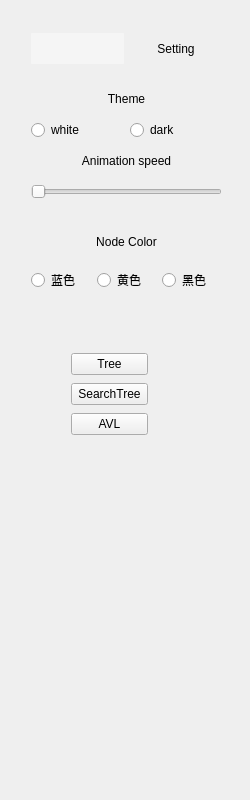
JunNanLYS/Data-SGV, file ui/TreeSetting.ui: the form before one commit.
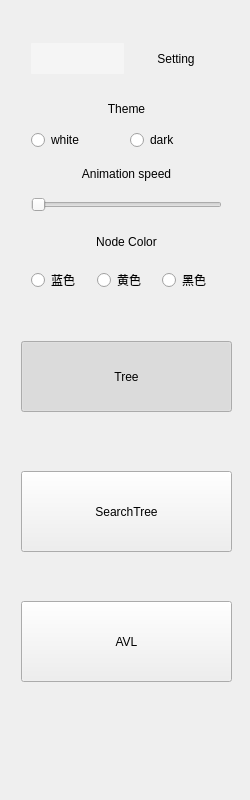
The form after the commit. Icons and pictures are not drawn. Custom widgets are drawn as their Qt base class.

Diff of the .ui file:
```diff
--- a/ui/TreeSetting.ui
+++ b/ui/TreeSetting.ui
@@ -49,11 +49,11 @@
         <height>782</height>
        </rect>
       </property>
-      <widget class="QWidget" name="">
+      <widget class="QWidget" name="layoutWidget">
        <property name="geometry">
         <rect>
          <x>20</x>
-         <y>10</y>
+         <y>20</y>
          <width>191</width>
          <height>181</height>
         </rect>
@@ -163,15 +163,6 @@
           </item>
           <item>
            <widget class="StyleSlider" name="slider_animation">
-            <property name="minimumSize">
-             <size>
-              <width>0</width>
-              <height>21</height>
-             </size>
-            </property>
-            <property name="styleSheet">
-             <string notr="true"/>
-            </property>
             <property name="orientation">
              <enum>Qt::Horizontal</enum>
             </property>
@@ -181,7 +172,7 @@
         </item>
        </layout>
       </widget>
-      <widget class="QWidget" name="">
+      <widget class="QWidget" name="layoutWidget">
        <property name="geometry">
         <rect>
          <x>20</x>
@@ -231,38 +222,80 @@
         </item>
        </layout>
       </widget>
-      <widget class="QWidget" name="">
+      <widget class="StyleButton" name="button_avl">
        <property name="geometry">
         <rect>
-         <x>60</x>
-         <y>340</y>
-         <width>77</width>
-         <height>86</height>
+         <x>10</x>
+         <y>590</y>
+         <width>211</width>
+         <height>81</height>
         </rect>
        </property>
-       <layout class="QVBoxLayout" name="verticalLayout_6">
-        <item>
-         <widget class="QPushButton" name="button_tree">
-          <property name="text">
-           <string>Tree</string>
-          </property>
-         </widget>
-        </item>
-        <item>
-         <widget class="QPushButton" name="button_search_tree">
-          <property name="text">
-           <string>SearchTree</string>
-          </property>
-         </widget>
-        </item>
-        <item>
-         <widget class="QPushButton" name="button_avl">
-          <property name="text">
-           <string>AVL</string>
-          </property>
-         </widget>
-        </item>
-       </layout>
+       <property name="text">
+        <string>AVL</string>
+       </property>
+       <property name="checkable">
+        <bool>true</bool>
+       </property>
+       <property name="checked">
+        <bool>false</bool>
+       </property>
+       <property name="autoRepeat">
+        <bool>false</bool>
+       </property>
+       <property name="autoExclusive">
+        <bool>true</bool>
+       </property>
+      </widget>
+      <widget class="StyleButton" name="button_search_tree">
+       <property name="geometry">
+        <rect>
+         <x>10</x>
+         <y>460</y>
+         <width>211</width>
+         <height>81</height>
+        </rect>
+       </property>
+       <property name="text">
+        <string>SearchTree</string>
+       </property>
+       <property name="checkable">
+        <bool>true</bool>
+       </property>
+       <property name="checked">
+        <bool>false</bool>
+       </property>
+       <property name="autoRepeat">
+        <bool>false</bool>
+       </property>
+       <property name="autoExclusive">
+        <bool>true</bool>
+       </property>
+      </widget>
+      <widget class="StyleButton" name="button_tree">
+       <property name="geometry">
+        <rect>
+         <x>10</x>
+         <y>330</y>
+         <width>211</width>
+         <height>71</height>
+        </rect>
+       </property>
+       <property name="text">
+        <string>Tree</string>
+       </property>
+       <property name="checkable">
+        <bool>true</bool>
+       </property>
+       <property name="checked">
+        <bool>true</bool>
+       </property>
+       <property name="autoRepeat">
+        <bool>false</bool>
+       </property>
+       <property name="autoExclusive">
+        <bool>true</bool>
+       </property>
       </widget>
      </widget>
     </widget>
@@ -292,6 +325,11 @@
    <extends>QPushButton</extends>
    <header>src.MyClass.MyWidget</header>
   </customwidget>
+  <customwidget>
+   <class>IconButton</class>
+   <extends>QPushButton</extends>
+   <header>src.MyClass.MyWidget</header>
+  </customwidget>
  </customwidgets>
  <resources>
   <include location="../res/resource.qrc"/>
```
Left out of the diff: 2 changed lines with no effect on the pictures.
